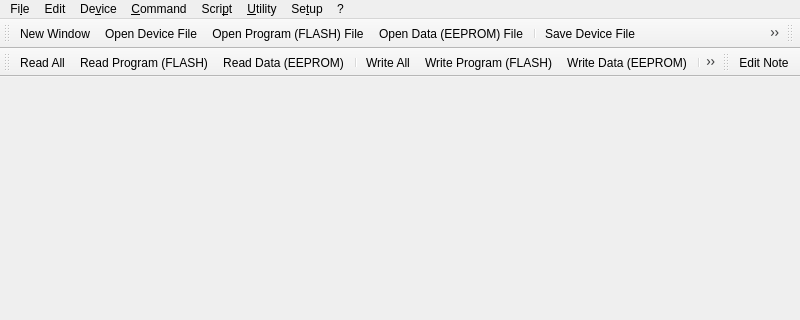
lancos/ponyprog, file SrcPony/forms/mainwindow.ui: the form before one commit; both pictures show x 0 to 800 and y 0 to 320 of the 800 by 600 pixel window.
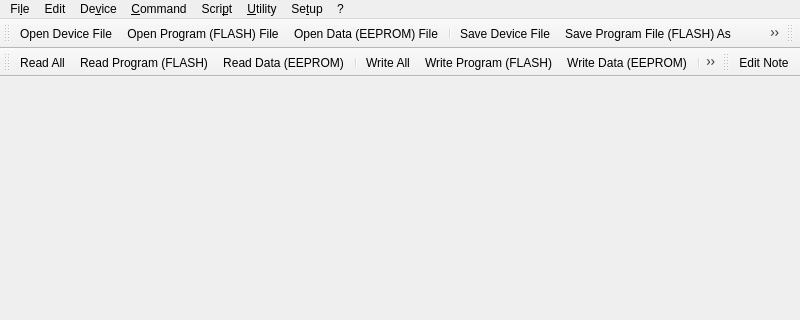
The form after the commit. Icons and pictures are not drawn.

Commit message: removed new and close actions

Patch:
```diff
--- a/SrcPony/forms/mainwindow.ui
+++ b/SrcPony/forms/mainwindow.ui
@@ -198,15 +198,6 @@
    </attribute>
    <addaction name="actionEditNote"/>
   </widget>
-  <action name="actionNew">
-   <property name="icon">
-    <iconset resource="../ponyprog.qrc">
-     <normaloff>:/icons/new.png</normaloff>:/icons/new.png</iconset>
-   </property>
-   <property name="text">
-    <string>&amp;New Window</string>
-   </property>
-  </action>
   <action name="actionOpen">
    <property name="icon">
     <iconset resource="../ponyprog.qrc">
```
Left out of the diff: 10 changed lines with no effect on the pictures. The commit also changes 3 other files.
